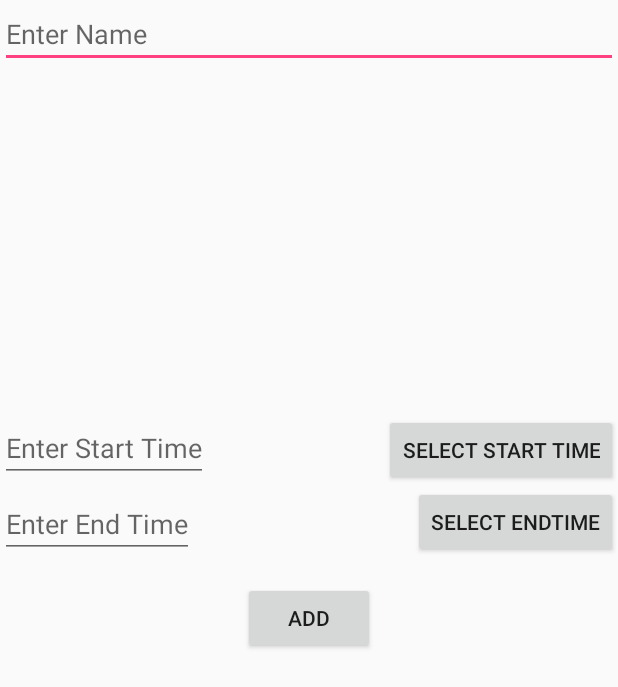
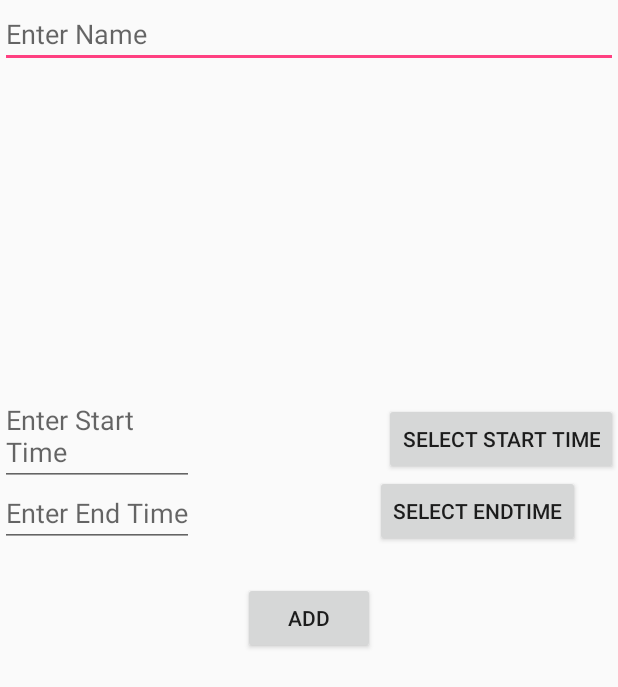
Before and after one commit to Lyle-Stevenson/YouDoApp, an Android app: the AddToScheduleActivity screen opened directly, with no data from a screen before it, on a phone screen of 412 x 824 dp. Shown: the top 687 px of the screen. Run offline under Robolectric (Android 15) with nearby library versions, the phone set to English and light mode, and no system bars.

Commit message:
Fixed variable naming convention to fix bug.

```diff
--- a/app/src/main/res/layout/activity_add_to_schedule.xml
+++ b/app/src/main/res/layout/activity_add_to_schedule.xml
@@ -7,54 +7,61 @@
     tools:context="com.youdo.AddToScheduleActivity">
 
     <EditText
-        android:id="@+id/editName"
+
+        android:id="@+id/editScheduleName"
         android:layout_width="match_parent"
         android:layout_height="wrap_content"
         android:hint="Enter Name" />
 
     <EditText
-        android:id="@+id/editEndTime"
+
+        android:id="@+id/editScheduleEndTime"
         android:layout_width="wrap_content"
         android:layout_height="wrap_content"
-        android:layout_alignBottom="@+id/buttonEndTime"
+        android:layout_alignBottom="@+id/buttonScheduleEndTime"
         android:layout_alignParentStart="true"
         android:hint="Enter End Time" />
 
     <EditText
-        android:id="@+id/editStartTime"
+
+        android:id="@+id/editScheduleStartTime"
         android:layout_width="wrap_content"
         android:layout_height="wrap_content"
-        android:layout_alignParentStart="true"
-        android:layout_alignTop="@+id/buttonStartTime"
+        android:layout_above="@+id/buttonAddSchedule"
+        android:layout_alignEnd="@+id/editScheduleEndTime"
+        android:layout_marginBottom="64dp"
         android:hint="Enter Start Time" />
 
     <Button
-        android:id="@+id/buttonAddEvent"
+
+        android:id="@+id/buttonAddSchedule"
         android:layout_width="wrap_content"
         android:layout_height="wrap_content"
         android:layout_centerHorizontal="true"
         android:layout_centerVertical="true"
-        android:onClick="addButtonClicked"
+        android:onClick="addScheduleButtonClicked"
         android:text="Add" />
 
     <Button
-        android:id="@+id/buttonStartTime"
+
+        android:id="@+id/buttonScheduleStartTime"
         android:layout_width="wrap_content"
         android:layout_height="wrap_content"
-        android:layout_alignBottom="@+id/buttonEndTime"
+        android:layout_alignBottom="@+id/buttonScheduleEndTime"
         android:layout_alignParentEnd="true"
         android:layout_marginBottom="48dp"
-        android:onClick="setStartTimeClicked"
+        android:onClick="setScheduleStartTimeClicked"
         android:text="SELECT START TIME" />
 
     <Button
-        android:id="@+id/buttonEndTime"
+
+        android:id="@+id/buttonScheduleEndTime"
         android:layout_width="wrap_content"
         android:layout_height="wrap_content"
-        android:layout_above="@+id/buttonAddEvent"
-        android:layout_alignParentEnd="true"
-        android:layout_marginBottom="16dp"
-        android:onClick="setEndTimeClicked"
+        android:layout_above="@+id/buttonAddSchedule"
+        android:layout_marginBottom="23dp"
+        android:layout_toEndOf="@+id/buttonAddSchedule"
+        android:onClick="setScheduleEndTimeClicked"
         android:text="SELECT ENDTIME" />
 
 </RelativeLayout>
```
